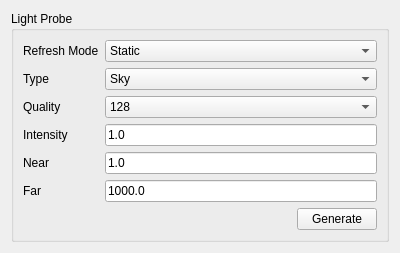
First picture: the form in intern/src/editor_gui/edit_inspector_light_probe.ui, repository swantmon/saltwater, before the edit.
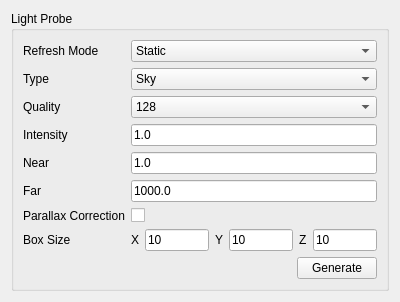
Second picture: the form after the edit.

What changed in the file:
```diff
--- a/intern/src/editor_gui/edit_inspector_light_probe.ui
+++ b/intern/src/editor_gui/edit_inspector_light_probe.ui
@@ -7,7 +7,7 @@
     <x>0</x>
     <y>0</y>
     <width>400</width>
-    <height>240</height>
+    <height>287</height>
    </rect>
   </property>
   <property name="windowTitle">
@@ -22,13 +22,6 @@
      <layout class="QVBoxLayout" name="verticalLayout_2">
       <item>
        <layout class="QGridLayout" name="gridLayout">
-        <item row="4" column="0">
-         <widget class="QLabel" name="label_5">
-          <property name="text">
-           <string>Near</string>
-          </property>
-         </widget>
-        </item>
         <item row="3" column="0">
          <widget class="QLabel" name="label_4">
           <property name="text">
@@ -36,6 +29,13 @@
           </property>
          </widget>
         </item>
+        <item row="2" column="0">
+         <widget class="QLabel" name="label_3">
+          <property name="text">
+           <string>Quality</string>
+          </property>
+         </widget>
+        </item>
         <item row="1" column="0">
          <widget class="QLabel" name="label_2">
           <property name="text">
@@ -43,6 +43,13 @@
           </property>
          </widget>
         </item>
+        <item row="4" column="0">
+         <widget class="QLabel" name="label_5">
+          <property name="text">
+           <string>Near</string>
+          </property>
+         </widget>
+        </item>
         <item row="0" column="0">
          <widget class="QLabel" name="label">
           <property name="text">
@@ -50,10 +57,10 @@
           </property>
          </widget>
         </item>
-        <item row="2" column="0">
-         <widget class="QLabel" name="label_3">
+        <item row="5" column="0">
+         <widget class="QLabel" name="label_6">
           <property name="text">
-           <string>Quality</string>
+           <string>Far</string>
           </property>
          </widget>
         </item>
@@ -64,20 +71,6 @@
           </property>
          </widget>
         </item>
-        <item row="0" column="1">
-         <widget class="QComboBox" name="m_pRefreshModeCB">
-          <item>
-           <property name="text">
-            <string>Static</string>
-           </property>
-          </item>
-          <item>
-           <property name="text">
-            <string>Dynamic</string>
-           </property>
-          </item>
-         </widget>
-        </item>
         <item row="2" column="1">
          <widget class="QComboBox" name="m_pQualityCB">
           <item>
@@ -126,18 +119,18 @@
           </item>
          </widget>
         </item>
-        <item row="5" column="0">
-         <widget class="QLabel" name="label_6">
-          <property name="text">
-           <string>Far</string>
-          </property>
-         </widget>
-        </item>
-        <item row="4" column="1">
-         <widget class="QLineEdit" name="m_pNearEdit">
-          <property name="text">
-           <string>1.0</string>
-          </property>
+        <item row="0" column="1">
+         <widget class="QComboBox" name="m_pRefreshModeCB">
+          <item>
+           <property name="text">
+            <string>Static</string>
+           </property>
+          </item>
+          <item>
+           <property name="text">
+            <string>Dynamic</string>
+           </property>
+          </item>
          </widget>
         </item>
         <item row="5" column="1">
@@ -147,6 +140,80 @@
           </property>
          </widget>
         </item>
+        <item row="4" column="1">
+         <widget class="QLineEdit" name="m_pNearEdit">
+          <property name="text">
+           <string>1.0</string>
+          </property>
+         </widget>
+        </item>
+        <item row="6" column="0">
+         <widget class="QLabel" name="label_7">
+          <property name="text">
+           <string>Parallax Correction</string>
+          </property>
+         </widget>
+        </item>
+        <item row="7" column="0">
+         <widget class="QLabel" name="label_8">
+          <property name="text">
+           <string>Box Size</string>
+          </property>
+         </widget>
+        </item>
+        <item row="6" column="1">
+         <widget class="QCheckBox" name="m_pParallaxCorrectionCB">
+          <property name="text">
+           <string/>
+          </property>
+         </widget>
+        </item>
+        <item row="7" column="1">
+         <layout class="QHBoxLayout" name="horizontalLayout_2">
+          <item>
+           <widget class="QLabel" name="label_9">
+            <property name="text">
+             <string>X</string>
+            </property>
+           </widget>
+          </item>
+          <item>
+           <widget class="QLineEdit" name="m_pBoxSizeXEdit">
+            <property name="text">
+             <string>10</string>
+            </property>
+           </widget>
+          </item>
+          <item>
+           <widget class="QLabel" name="label_10">
+            <property name="text">
+             <string>Y</string>
+            </property>
+           </widget>
+          </item>
+          <item>
+           <widget class="QLineEdit" name="m_pBoxSizeYEdit">
+            <property name="text">
+             <string>10</string>
+            </property>
+           </widget>
+          </item>
+          <item>
+           <widget class="QLabel" name="label_11">
+            <property name="text">
+             <string>Z</string>
+            </property>
+           </widget>
+          </item>
+          <item>
+           <widget class="QLineEdit" name="m_pBoxSizeZEdit">
+            <property name="text">
+             <string>10</string>
+            </property>
+           </widget>
+          </item>
+         </layout>
+        </item>
        </layout>
       </item>
       <item>
```
